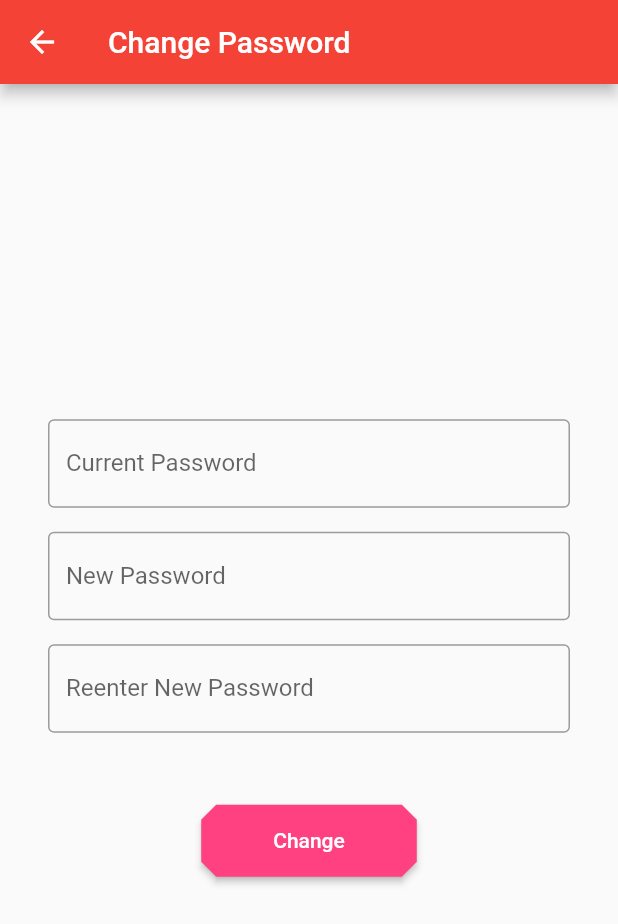
After one commit to RitamChakraborty/bibliotek, a Flutter app: the ChangePasswordPage screen opened directly, after a tap on "Change", on a phone screen of 412 x 824 dp. The commit adds this screen. Shown: the top 924 px of the screen. Run offline on Flutter 3.47's test engine with Material 2 defaults, Android fonts, the phone set to English and light mode, and no system bars; our stand-ins replace bloc, cloud_firestore, flutter_bloc, fluttertoast, shared_preferences; accounts and stored records are empty.

Commit message:
Create change password page ui

```diff
--- a/lib/pages/admin_pages/home_page/admin_home_page.dart
+++ b/lib/pages/admin_pages/home_page/admin_home_page.dart
@@ -7,6 +7,7 @@ import 'package:bibliotek/pages/admin_pages/add_book_page/add_books_page.dart';
 import 'package:bibliotek/pages/admin_pages/home_page/show_all_books_page.dart';
 import 'package:bibliotek/pages/admin_pages/issue_book_page/issue_book_page.dart';
 import 'package:bibliotek/pages/admin_pages/submit_book_page/submit_book_page.dart';
+import 'package:bibliotek/pages/change_password_page.dart';
 import 'package:bibliotek/widgets/custom_button.dart';
 import 'package:bibliotek/widgets/custom_dawer.dart';
 import 'package:flutter/material.dart';
@@ -51,7 +52,14 @@ class AdminHomePage extends StatelessWidget {
                   ListTile(
                     leading: Icon(Icons.lock),
                     title: Text("Change Password"),
-                    onTap: () {},
+                    onTap: () {
+                      Navigator.push(
+                        context,
+                        MaterialPageRoute(builder: (BuildContext context) {
+                          return ChangePasswordPage();
+                        }),
+                      );
+                    },
                   ),
                   Divider(
                     indent: 16,
--- /dev/null
+++ b/lib/pages/change_password_page.dart
@@ -0,0 +1,58 @@
+import 'package:bibliotek/widgets/custom_button.dart';
+import 'package:bibliotek/widgets/custom_textfield.dart';
+import 'package:flutter/material.dart';
+
+class ChangePasswordPage extends StatelessWidget {
+  final TextEditingController _currentPasswordController =
+      TextEditingController();
+  final TextEditingController _newPasswordController = TextEditingController();
+  final TextEditingController _reenteredNewPasswordController =
+      TextEditingController();
+
+  @override
+  Widget build(BuildContext context) {
+    return Material(
+      child: Scaffold(
+        appBar: AppBar(
+          title: Text("Change Password"),
+        ),
+        body: SafeArea(
+          child: Container(
+            alignment: Alignment.center,
+            padding: EdgeInsets.symmetric(horizontal: 32),
+            child: SingleChildScrollView(
+              child: Column(
+                children: [
+                  CustomTextField(
+                    labelText: "Current Password",
+                    controller: _currentPasswordController,
+                  ),
+                  SizedBox(height: 16),
+                  CustomTextField(
+                    labelText: "New Password",
+                    controller: _currentPasswordController,
+                  ),
+                  SizedBox(height: 16),
+                  CustomTextField(
+                    labelText: "Reenter New Password",
+                    controller: _currentPasswordController,
+                  ),
+                  SizedBox(height: 32),
+                  CustomButton(
+                    onPressed: () {
+                      String currentPassword = _currentPasswordController.text;
+                      String newPassword = _newPasswordController.text;
+                      String reenteredNewPassword =
+                          _reenteredNewPasswordController.text;
+                    },
+                    label: "Change",
+                  )
+                ],
+              ),
+            ),
+          ),
+        ),
+      ),
+    );
+  }
+}
```
